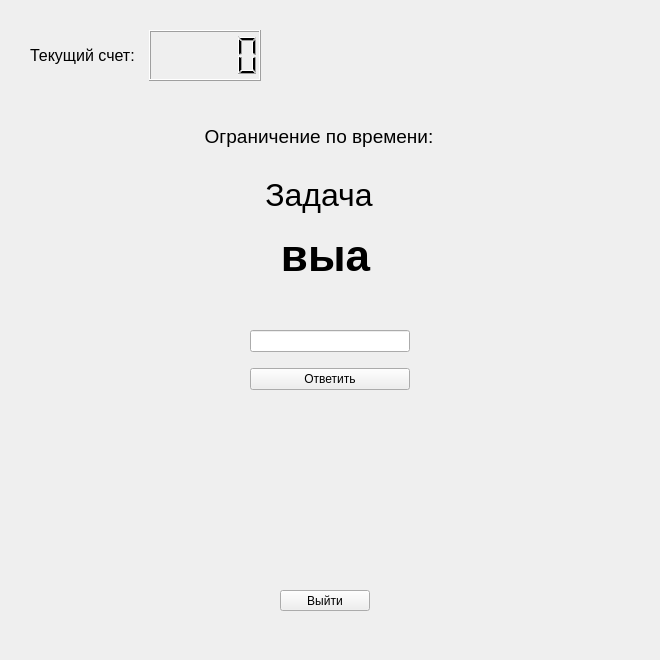
Before: the Qt Designer form ui/game.ui in sstrm5/Oral-Account-App, drawn with Qt 5.
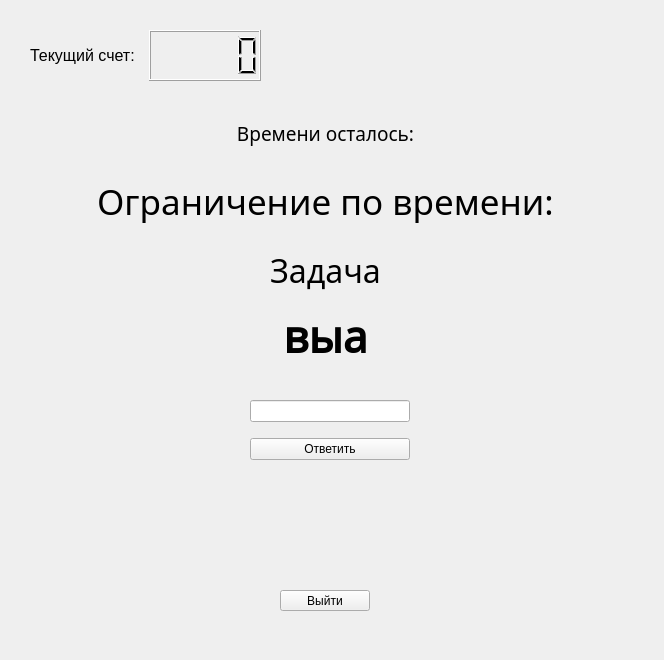
After: the same form once the commit is applied.

Diff of the .ui file:
```diff
--- a/ui/game.ui
+++ b/ui/game.ui
@@ -6,7 +6,7 @@
    <rect>
     <x>0</x>
     <y>0</y>
-    <width>660</width>
+    <width>664</width>
     <height>660</height>
    </rect>
   </property>
@@ -17,13 +17,14 @@
    <property name="geometry">
     <rect>
      <x>40</x>
-     <y>230</y>
+     <y>310</y>
      <width>571</width>
      <height>51</height>
     </rect>
    </property>
    <property name="font">
     <font>
+     <family>Noto Sans Lydian</family>
      <pointsize>33</pointsize>
      <weight>75</weight>
      <bold>true</bold>
@@ -53,7 +54,7 @@
    <property name="geometry">
     <rect>
      <x>250</x>
-     <y>320</y>
+     <y>390</y>
      <width>160</width>
      <height>80</height>
     </rect>
@@ -75,16 +76,22 @@
    <property name="geometry">
     <rect>
      <x>50</x>
-     <y>110</y>
-     <width>538</width>
-     <height>111</height>
+     <y>102</y>
+     <width>551</width>
+     <height>199</height>
     </rect>
    </property>
+   <property name="font">
+    <font>
+     <family>Noto Sans Lydian</family>
+    </font>
+   </property>
    <layout class="QVBoxLayout" name="verticalLayout_2">
     <item>
-     <widget class="QLabel" name="time_left_label">
+     <widget class="QLabel" name="time_left_label_2">
       <property name="font">
        <font>
+        <family>Noto Sans Lydian</family>
         <pointsize>14</pointsize>
        </font>
       </property>
@@ -92,6 +99,25 @@
        <enum>Qt::LeftToRight</enum>
       </property>
       <property name="text">
+       <string>Времени осталось:</string>
+      </property>
+      <property name="alignment">
+       <set>Qt::AlignCenter</set>
+      </property>
+     </widget>
+    </item>
+    <item>
+     <widget class="QLabel" name="time_left_label">
+      <property name="font">
+       <font>
+        <family>Noto Sans Lydian</family>
+        <pointsize>26</pointsize>
+       </font>
+      </property>
+      <property name="layoutDirection">
+       <enum>Qt::LeftToRight</enum>
+      </property>
+      <property name="text">
        <string>Ограничение по времени:</string>
       </property>
       <property name="alignment">
@@ -103,6 +129,7 @@
      <widget class="QLabel" name="label">
       <property name="font">
        <font>
+        <family>Noto Sans Lydian</family>
         <pointsize>24</pointsize>
         <weight>50</weight>
         <bold>false</bold>
```
